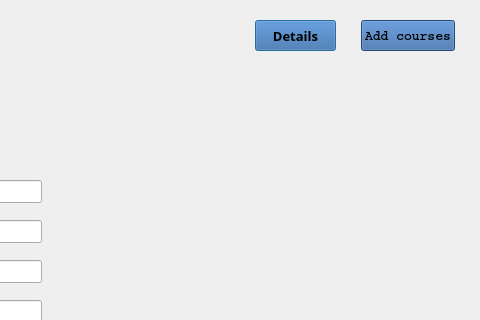
Before: the Qt Designer form menuteacher.ui in casalete/ErasmusIo, drawn with Qt 5; both pictures show x 619 to 1099 and y 0 to 320 of the 1099 by 675 pixel window.
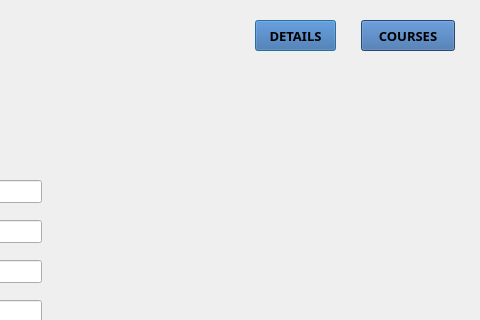
After: the same form once the commit is applied. Icons and pictures are not drawn.

```diff
--- a/menuteacher.ui
+++ b/menuteacher.ui
@@ -271,7 +271,7 @@
     <string notr="true">background: rgb(52, 101, 164);</string>
    </property>
    <property name="text">
-    <string>Details</string>
+    <string>DETAILS</string>
    </property>
   </widget>
   <widget class="QPushButton" name="coursesButton">
@@ -285,7 +285,7 @@
    </property>
    <property name="font">
     <font>
-     <family>Courier</family>
+     <family>Courier 10 Pitch</family>
      <pointsize>10</pointsize>
      <weight>75</weight>
      <bold>true</bold>
@@ -295,7 +295,7 @@
     <string notr="true">background: rgb(52, 101, 164);</string>
    </property>
    <property name="text">
-    <string>Add courses</string>
+    <string>COURSES</string>
    </property>
   </widget>
   <widget class="QPushButton" name="pushButton_save">
```
